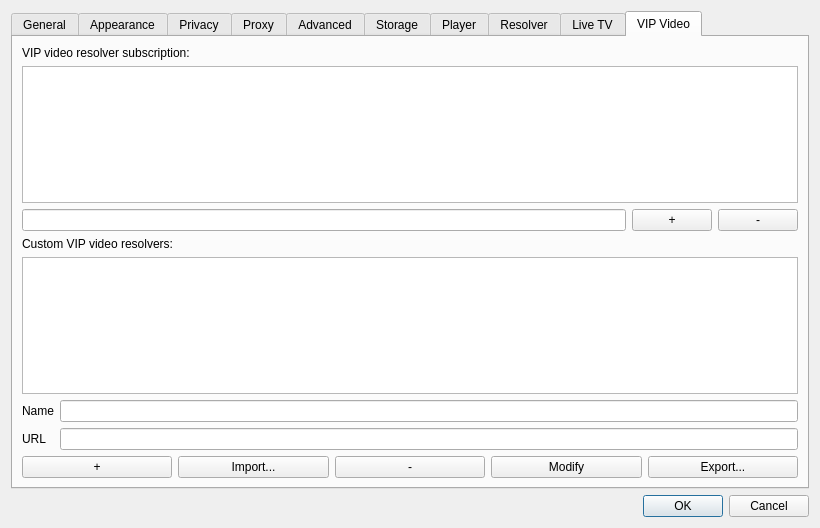
First picture: the form in src/client/ui/settings.ui, repository missdeer/imchenwen, before the edit.
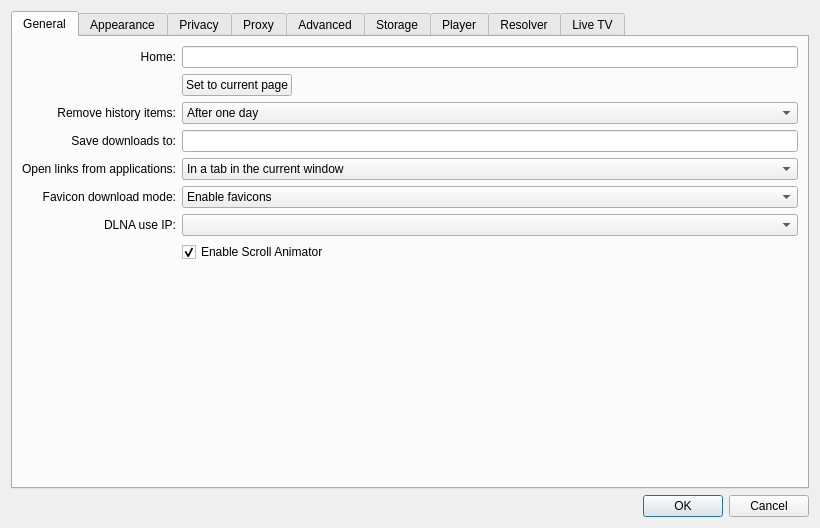
Second picture: the form after the edit. The open tabs and pages were chosen to show the change.

Commit message: (*)remove legacy VIP video logic

```diff
--- a/src/client/ui/settings.ui
+++ b/src/client/ui/settings.ui
@@ -1060,142 +1060,6 @@
        </item>
       </layout>
      </widget>
-     <widget class="QWidget" name="tabVIPVide">
-      <attribute name="title">
-       <string>VIP Video</string>
-      </attribute>
-      <layout class="QVBoxLayout" name="verticalLayout_6">
-       <property name="leftMargin">
-        <number>9</number>
-       </property>
-       <property name="topMargin">
-        <number>9</number>
-       </property>
-       <property name="rightMargin">
-        <number>9</number>
-       </property>
-       <property name="bottomMargin">
-        <number>9</number>
-       </property>
-       <item>
-        <widget class="QLabel" name="label_29">
-         <property name="text">
-          <string>VIP video resolver subscription:</string>
-         </property>
-        </widget>
-       </item>
-       <item>
-        <widget class="QTableWidget" name="tblVIPVideoSubscription"/>
-       </item>
-       <item>
-        <layout class="QHBoxLayout" name="horizontalLayout_11">
-         <item>
-          <widget class="QLineEdit" name="edtVIPVideoSubscription"/>
-         </item>
-         <item>
-          <widget class="QPushButton" name="btnAddVIPVideoSubscription">
-           <property name="text">
-            <string>+</string>
-           </property>
-          </widget>
-         </item>
-         <item>
-          <widget class="QPushButton" name="btnRemoveVIPVideoSubscription">
-           <property name="text">
-            <string>-</string>
-           </property>
-          </widget>
-         </item>
-        </layout>
-       </item>
-       <item>
-        <widget class="QLabel" name="label_34">
-         <property name="text">
-          <string>Custom VIP video resolvers:</string>
-         </property>
-        </widget>
-       </item>
-       <item>
-        <widget class="QTableWidget" name="tblVIPVideo">
-         <property name="selectionMode">
-          <enum>QAbstractItemView::SingleSelection</enum>
-         </property>
-         <property name="selectionBehavior">
-          <enum>QAbstractItemView::SelectRows</enum>
-         </property>
-        </widget>
-       </item>
-       <item>
-        <layout class="QFormLayout" name="formLayout">
-         <item row="0" column="0">
-          <widget class="QLabel" name="label_25">
-           <property name="text">
-            <string>Name</string>
-           </property>
-          </widget>
-         </item>
-         <item row="0" column="1">
-          <widget class="QLineEdit" name="edtVIPVideoName"/>
-         </item>
-         <item row="1" column="0">
-          <widget class="QLabel" name="label_26">
-           <property name="text">
-            <string>URL</string>
-           </property>
-          </widget>
-         </item>
-         <item row="1" column="1">
-          <widget class="QLineEdit" name="edtVIPVideoURL"/>
-         </item>
-        </layout>
-       </item>
-       <item>
-        <layout class="QHBoxLayout" name="horizontalLayout_7">
-         <item>
-          <widget class="QPushButton" name="btnAddVIPVideo">
-           <property name="text">
-            <string>+</string>
-           </property>
-          </widget>
-         </item>
-         <item>
-          <widget class="QPushButton" name="btnImportVIPVideo">
-           <property name="toolTip">
-            <string>Import VIP video items from file</string>
-           </property>
-           <property name="text">
-            <string>Import...</string>
-           </property>
-          </widget>
-         </item>
-         <item>
-          <widget class="QPushButton" name="btnRemoveVIPVideo">
-           <property name="text">
-            <string>-</string>
-           </property>
-          </widget>
-         </item>
-         <item>
-          <widget class="QPushButton" name="btnModifyVIPVideo">
-           <property name="text">
-            <string>Modify</string>
-           </property>
-          </widget>
-         </item>
-         <item>
-          <widget class="QPushButton" name="btnExportVIPVideo">
-           <property name="toolTip">
-            <string>Export VIP video items to file</string>
-           </property>
-           <property name="text">
-            <string>Export...</string>
-           </property>
-          </widget>
-         </item>
-        </layout>
-       </item>
-      </layout>
-     </widget>
     </widget>
    </item>
   </layout>
```
The commit also changes 5 other files.
